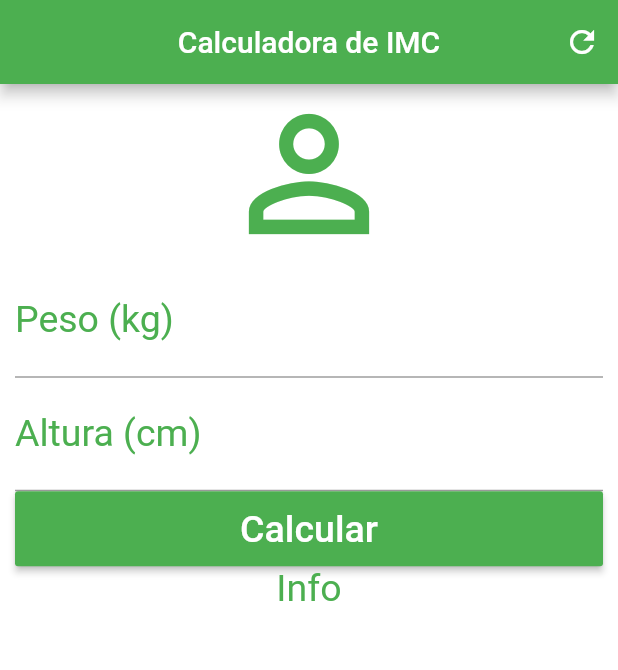
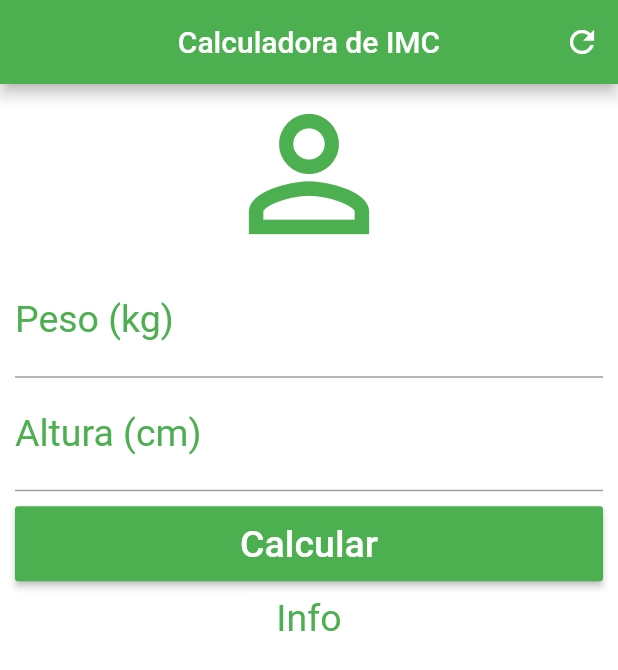
Before and after one commit to iurylippo/imc_calculator_flutterApp, a Flutter app: the screen it shows after launch, on a phone screen of 412 x 824 dp. Shown: the top 670 px of the screen. Run offline on Flutter 3.47's test engine with Material 2 defaults, Android fonts, the phone set to English and light mode, and no system bars.

Commit message:
add a padding widget for the raised button

```diff
--- a/lib/main.dart
+++ b/lib/main.dart
@@ -53,13 +53,16 @@ class _HomeState extends State<Home> {
               textAlign: TextAlign.center,
               style: TextStyle(color: Colors.green, fontSize: 25.0),
             ),
-          Container(
+            Padding(
+              padding: EdgeInsets.only(top: 10.0, bottom: 10.0),
+              child: Container(
                 height: 50.0,
                 child: RaisedButton(
                   onPressed: () {},
                   child: Text("Calcular",
                       style: TextStyle(color: Colors.white, fontSize: 25.0)),
                   color: Colors.green,
+                ),
               ),
             ),
             Text(
```
Lines whose indentation alone changed are shown as unchanged.
